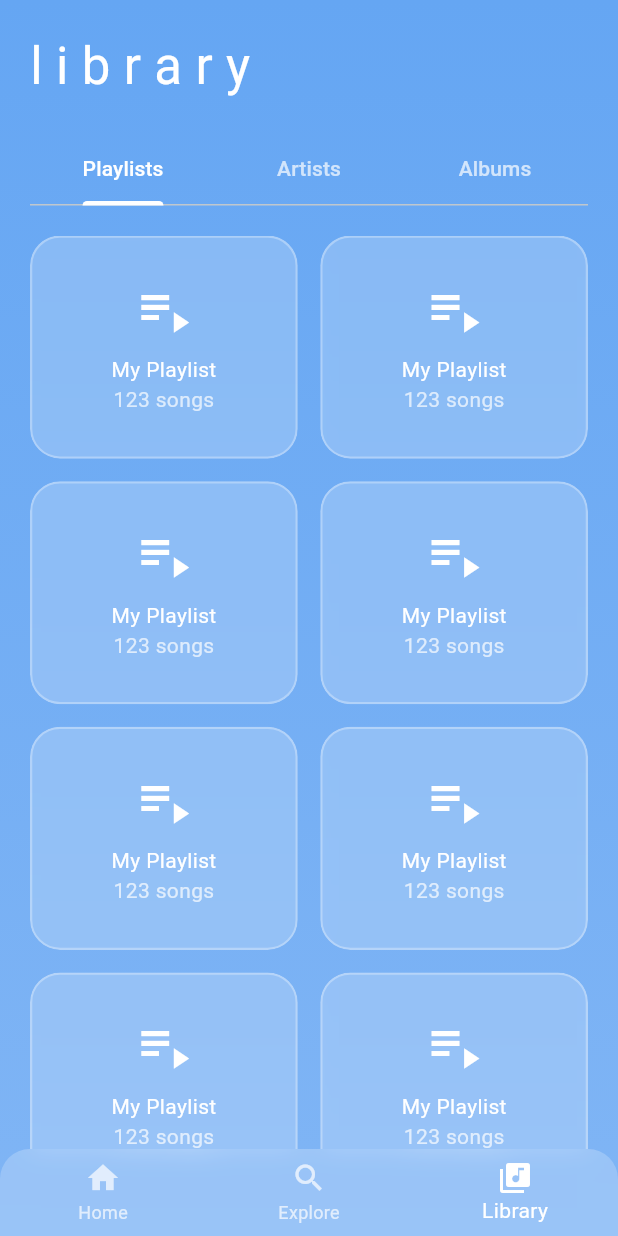
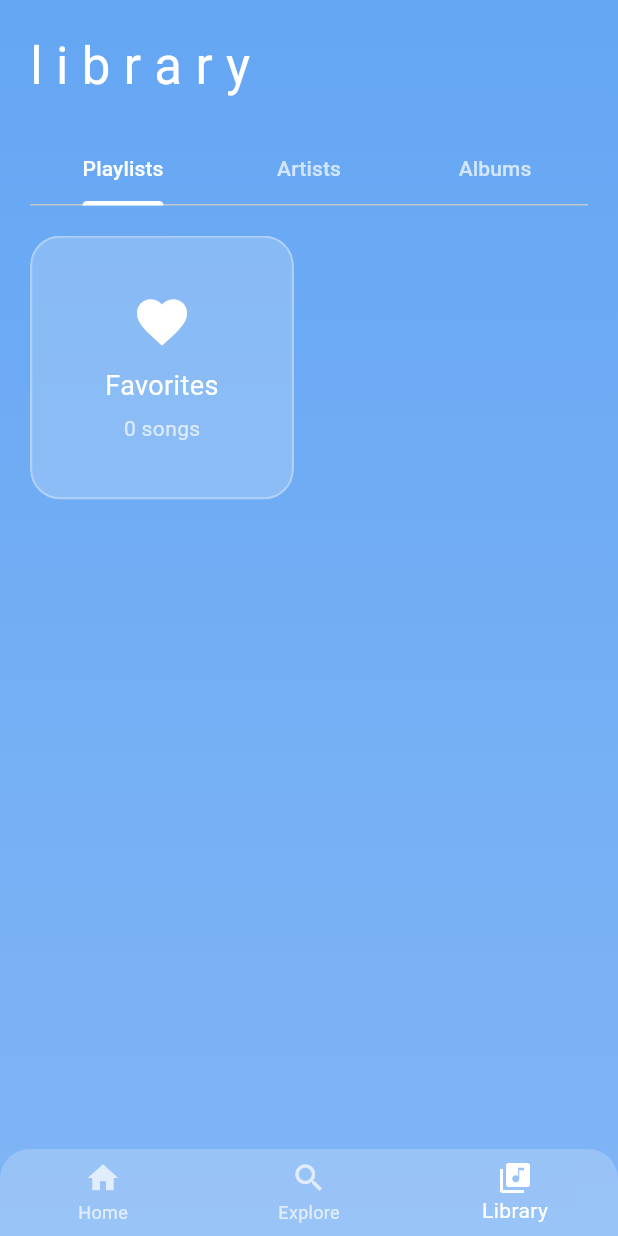
Before and after one commit to sabure-dev/oasis, a Flutter app: the screen it shows after launch, swiped to page 3, on a phone screen of 412 x 824 dp. Run offline on Flutter 3.47's test engine with Material 3 defaults, Android fonts, the light colour scheme and no system bars; our stand-ins replace just_audio.

Commit message:
feat: add favorites playlist

```diff
--- /dev/null
+++ b/mobile/oasis/lib/models/playlist.dart
@@ -0,0 +1,8 @@
+import 'package:oasis/models/track.dart';
+
+class Playlist {
+  final String name;
+  final List<Track> tracks;
+
+  Playlist({required this.name, required this.tracks});
+}
--- a/mobile/oasis/lib/providers/player_provider.dart
+++ b/mobile/oasis/lib/providers/player_provider.dart
@@ -1,5 +1,6 @@
 import 'package:flutter/material.dart';
 import 'package:just_audio/just_audio.dart';
+import 'package:oasis/models/playlist.dart';
 import 'package:oasis/models/track.dart';
 import 'package:oasis/services/api_service.dart';
 
@@ -8,20 +9,36 @@ class PlayerProvider with ChangeNotifier {
   final AudioPlayer _audioPlayer = AudioPlayer();
 
   Track? _currentTrack;
+  List<Track> _currentPlaylist = [];
+  int _currentIndex = -1;
   bool _isPlaying = false;
+
+  final Playlist _favoritesPlaylist = Playlist(name: 'Favorites', tracks: []);
 
   Track? get currentTrack => _currentTrack;
   bool get isPlaying => _isPlaying;
+  Playlist get favoritesPlaylist => _favoritesPlaylist;
   AudioPlayer get audioPlayer => _audioPlayer;
 
   Stream<Duration> get positionStream => _audioPlayer.positionStream;
-  Stream<Duration> get bufferedPositionStream => _audioPlayer.bufferedPositionStream;
+  Stream<Duration> get bufferedPositionStream =>
+      _audioPlayer.bufferedPositionStream;
   Stream<Duration?> get durationStream => _audioPlayer.durationStream;
   Stream<double> get volumeStream => _audioPlayer.volumeStream;
 
-  Future<void> play(Track track) async {
-    if (_currentTrack?.id == track.id) {
-      _audioPlayer.play();
+  PlayerProvider() {
+    _audioPlayer.playerStateStream.listen((state) {
+      if (state.processingState == ProcessingState.completed) {
+        playNext();
+      }
+    });
+  }
+
+  Future<void> play(Track track, {List<Track>? playlist}) async {
+    _currentPlaylist = playlist ?? [track];
+    _currentIndex = _currentPlaylist.indexWhere((t) => t.id == track.id);
+
+    if (_currentTrack?.id == track.id && _isPlaying) {
       return;
     }
 
@@ -44,6 +61,27 @@ class PlayerProvider with ChangeNotifier {
     }
   }
 
+  void playNext() {
+    if (_currentPlaylist.isNotEmpty && _currentIndex < _currentPlaylist.length - 1) {
+      _currentIndex++;
+      play(_currentPlaylist[_currentIndex], playlist: _currentPlaylist);
+    }
+  }
+
+  void toggleFavorite(Track track) {
+    final isFav = isFavorite(track);
+    if (isFav) {
+      _favoritesPlaylist.tracks.removeWhere((t) => t.id == track.id);
+    } else {
+      _favoritesPlaylist.tracks.add(track);
+    }
+    notifyListeners();
+  }
+
+  bool isFavorite(Track track) {
+    return _favoritesPlaylist.tracks.any((t) => t.id == track.id);
+  }
+
   void pause() {
     _audioPlayer.pause();
   }
--- a/mobile/oasis/lib/screens/library_screen.dart
+++ b/mobile/oasis/lib/screens/library_screen.dart
@@ -1,5 +1,8 @@
 import 'package:flutter/material.dart';
+import 'package:oasis/models/playlist.dart';
+import 'package:oasis/providers/player_provider.dart';
 import 'package:oasis/widgets/glass_card.dart';
+import 'package:provider/provider.dart';
 
 class LibraryScreen extends StatelessWidget {
   const LibraryScreen({super.key});
@@ -46,28 +49,50 @@ class LibraryScreen extends StatelessWidget {
                 Expanded(
                   child: TabBarView(
                     children: [
-                      GridView.builder(
-                        itemCount: 15, // Placeholder
+                      Consumer<PlayerProvider>(
+                        builder: (context, playerProvider, child) {
+                          final playlists = [playerProvider.favoritesPlaylist]; // Add other playlists here
+                          return GridView.builder(
                             gridDelegate: SliverGridDelegateWithFixedCrossAxisCount(
                               crossAxisCount: crossAxisCount,
-                          crossAxisSpacing: 15.0,
-                          mainAxisSpacing: 15.0,
-                          childAspectRatio: 1.2,
+                              crossAxisSpacing: 20,
+                              mainAxisSpacing: 20,
+                              childAspectRatio: 1,
                             ),
+                            itemCount: playlists.length,
                             itemBuilder: (context, index) {
-                          return const GlassCard(
+                              final playlist = playlists[index];
+                              return InkWell(
+                                onTap: () {
+                                  Navigator.of(context).push(MaterialPageRoute(builder: (_) => PlaylistScreen(playlist: playlist)));
+                                },
+                                child: GlassCard(
+                                  child: Padding(
+                                    padding: const EdgeInsets.all(16.0),
                                     child: Column(
                                       mainAxisAlignment: MainAxisAlignment.center,
+                                      crossAxisAlignment: CrossAxisAlignment.center,
                                       children: [
-                                Icon(Icons.playlist_play,
-                                    size: 40, color: Colors.white),
-                                SizedBox(height: 10),
-                                Text('My Playlist',
-                                    style: TextStyle(color: Colors.white)),
-                                Text('123 songs',
-                                    style: TextStyle(color: Colors.white70)),
+                                        Icon(Icons.favorite, color: Colors.white, size: 40),
+                                        const SizedBox(height: 10),
+                                        Text(
+                                          playlist.name,
+                                          style: const TextStyle(color: Colors.white, fontSize: 18),
+                                          textAlign: TextAlign.center,
+                                          maxLines: 2,
+                                          overflow: TextOverflow.ellipsis,
+                                        ),
+                                        const SizedBox(height: 5),
+                                        Text(
+                                          '${playlist.tracks.length} songs',
+                                          style: const TextStyle(color: Colors.white70),
+                                        ),
                                       ],
                                     ),
+                                  ),
+                                ),
+                              );
+                            },
                           );
                         },
                       ),
@@ -88,3 +113,55 @@ class LibraryScreen extends StatelessWidget {
     );
   }
 }
+
+class PlaylistScreen extends StatelessWidget {
+  final Playlist playlist;
+  const PlaylistScreen({super.key, required this.playlist});
+
+  @override
+  Widget build(BuildContext context) {
+    return Scaffold(
+      backgroundColor: const Color(0xFF65A6F3),
+      appBar: AppBar(
+        title: Text(playlist.name, style: const TextStyle(color: Colors.white)),
+        backgroundColor: Colors.transparent,
+        elevation: 0,
+        iconTheme: const IconThemeData(color: Colors.white),
+      ),
+      body: Consumer<PlayerProvider>(
+        builder: (context, playerProvider, child) {
+          if (playlist.tracks.isEmpty) {
+            return const Center(
+              child: Text(
+                'This playlist is empty.',
+                style: TextStyle(color: Colors.white70),
+              ),
+            );
+          }
+          return ListView.builder(
+            itemCount: playlist.tracks.length,
+            itemBuilder: (context, index) {
+              final track = playlist.tracks[index];
+              return Padding(
+                padding: const EdgeInsets.symmetric(horizontal: 16.0, vertical: 4.0),
+                child: GlassCard(
+                  child: ListTile(
+                    title: Text(track.title, style: const TextStyle(color: Colors.white)),
+                    subtitle: Text(track.artist, style: const TextStyle(color: Colors.white70)),
+                    leading: ClipRRect(
+                      borderRadius: BorderRadius.circular(4.0),
+                      child: Image.network(track.albumCover, width: 50, height: 50, fit: BoxFit.cover),
+                    ),
+                    onTap: () {
+                      playerProvider.play(track, playlist: playlist.tracks);
+                    },
+                  ),
+                ),
+              );
+            },
+          );
+        },
+      ),
+    );
+  }
+}
```
Also changed, not shown: mobile/oasis/lib/screens/player_screen.dart (+9 -0 lines). Lines whose indentation alone changed are shown as unchanged.
